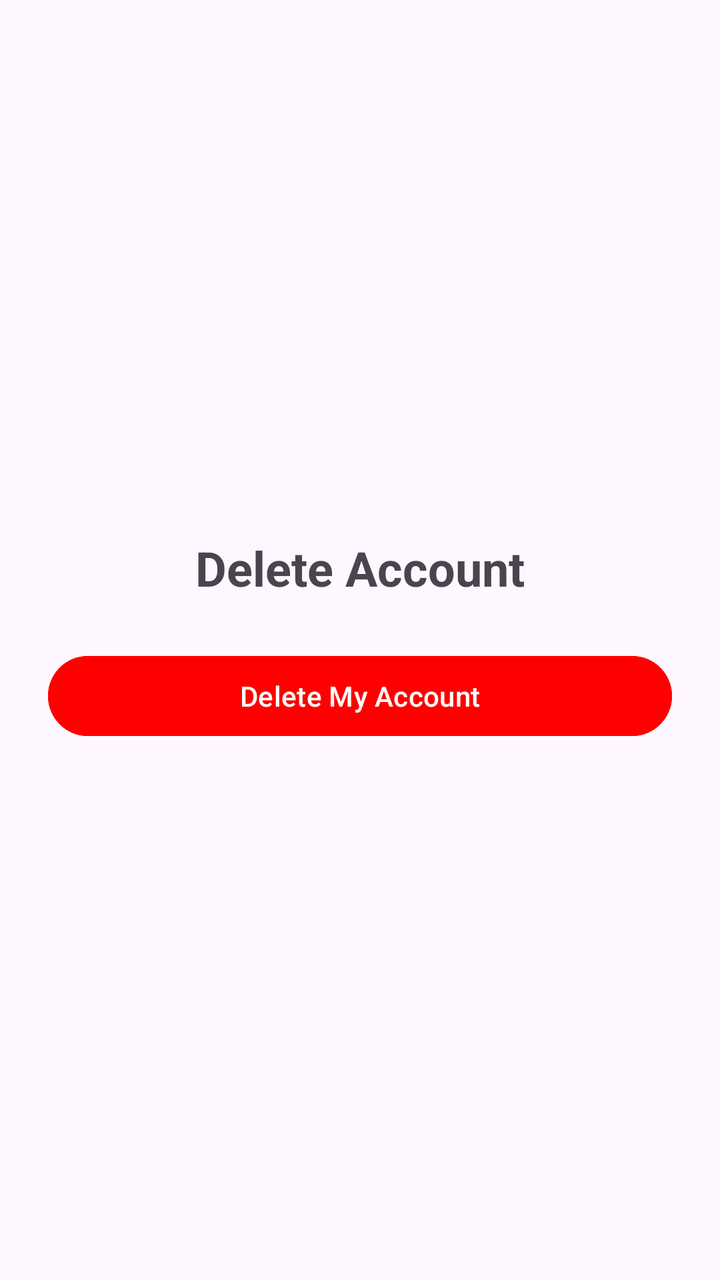
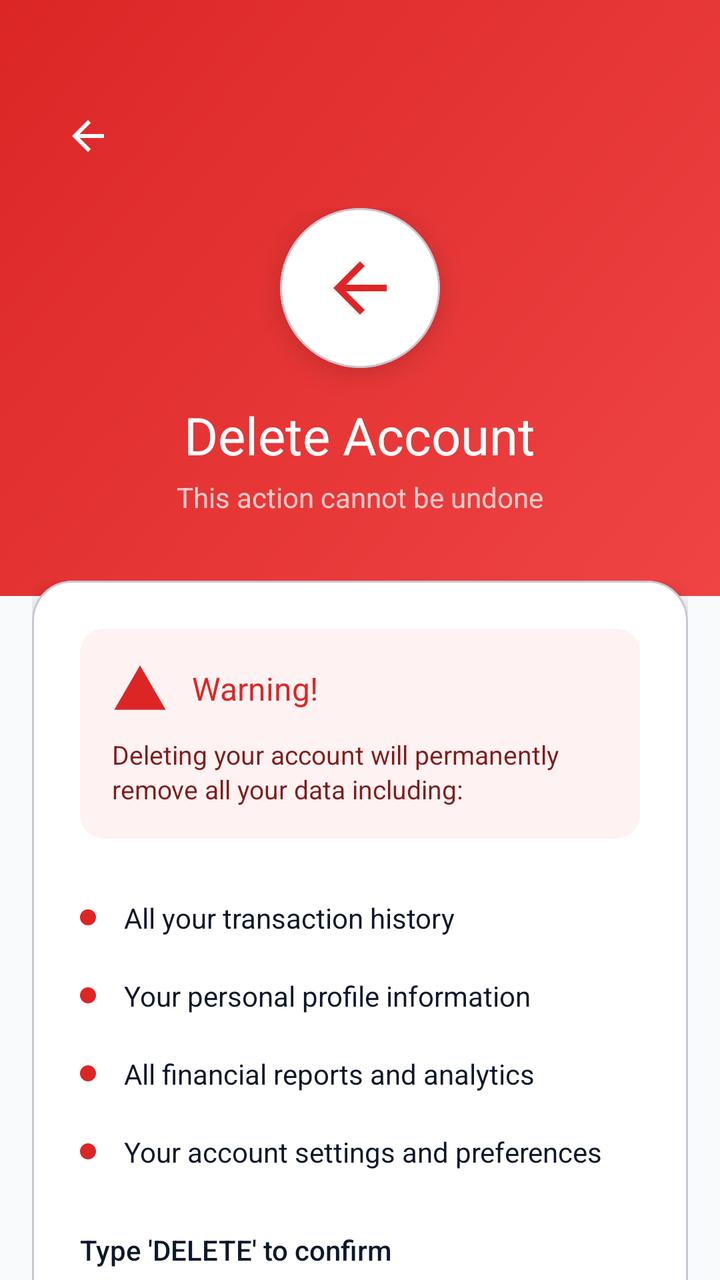

Compare the two renders of this Android layout. The source of the first and the diff that turns it into the second are given below.
<!-- AndroidManifest.xml: application theme Theme.FinanceTracker -->
<!-- res/layout/activity_delete_account.xml -->
<?xml version="1.0" encoding="utf-8"?>
<LinearLayout xmlns:android="http://schemas.android.com/apk/res/android"
    android:layout_width="match_parent"
    android:layout_height="match_parent"
    android:orientation="vertical"
    android:padding="24dp"
    android:gravity="center">

    <TextView
        android:layout_width="wrap_content"
        android:layout_height="wrap_content"
        android:text="Delete Account"
        android:textSize="24sp"
        android:textStyle="bold"
        android:paddingBottom="24dp" />

    <Button
        android:id="@+id/btnDeleteAccount"
        android:layout_width="match_parent"
        android:layout_height="wrap_content"
        android:text="Delete My Account"
        android:backgroundTint="#FF0000"
        android:textColor="#FFFFFF" />
</LinearLayout>
<!-- resources referenced by this layout -->
<resources>
  <style name="Theme.FinanceTracker" parent="Base.Theme.FinanceTracker" />
  <style name="Base.Theme.FinanceTracker" parent="Theme.Material3.DayNight.NoActionBar">
          
          
      </style>
</resources>

<!-- the commit's change to res/layout/activity_delete_account.xml (unified diff, before → after) -->
@@ -1,24 +1,330 @@
 <?xml version="1.0" encoding="utf-8"?>
-<LinearLayout xmlns:android="http://schemas.android.com/apk/res/android"
+<androidx.coordinatorlayout.widget.CoordinatorLayout
+    xmlns:android="http://schemas.android.com/apk/res/android"
+    xmlns:app="http://schemas.android.com/apk/res-auto"
     android:layout_width="match_parent"
     android:layout_height="match_parent"
-    android:orientation="vertical"
-    android:padding="24dp"
-    android:gravity="center">
-
-    <TextView
-        android:layout_width="wrap_content"
-        android:layout_height="wrap_content"
-        android:text="Delete Account"
-        android:textSize="24sp"
-        android:textStyle="bold"
-        android:paddingBottom="24dp" />
-
-    <Button
-        android:id="@+id/btnDeleteAccount"
+    android:background="#F8FAFC">
+
+    <ScrollView
         android:layout_width="match_parent"
-        android:layout_height="wrap_content"
-        android:text="Delete My Account"
-        android:backgroundTint="#FF0000"
-        android:textColor="#FFFFFF" />
-</LinearLayout>
+        android:layout_height="match_parent"
+        android:fillViewport="true"
+        android:scrollbars="none">
+
+        <LinearLayout
+            android:layout_width="match_parent"
+            android:layout_height="wrap_content"
+            android:orientation="vertical">
+
+            
+            <LinearLayout
+                android:layout_width="match_parent"
+                android:layout_height="wrap_content"
+                android:background="@drawable/bg_gradient_danger"
+                android:orientation="vertical"
+                android:paddingTop="48dp"
+                android:paddingBottom="40dp"
+                android:paddingHorizontal="24dp">
+
+                
+                <ImageView
+                    android:id="@+id/btnBack"
+                    android:layout_width="40dp"
+                    android:layout_height="40dp"
+                    android:padding="8dp"
+                    android:src="@drawable/ic_arrow_back"
+                    android:background="?attr/selectableItemBackgroundBorderless"
+                    app:tint="#FFFFFF"
+                    android:contentDescription="Back"/>
+
+                
+                <LinearLayout
+                    android:layout_width="match_parent"
+                    android:layout_height="wrap_content"
+                    android:gravity="center"
+                    android:orientation="vertical"
+                    android:layout_marginTop="16dp">
+
+                    <com.google.android.material.card.MaterialCardView
+                        android:layout_width="80dp"
+                        android:layout_height="80dp"
+                        app:cardCornerRadius="40dp"
+                        app:cardElevation="8dp"
+                        app:cardBackgroundColor="#FFFFFF">
+
+                        <ImageView
+                            android:layout_width="40dp"
+                            android:layout_height="40dp"
+                            android:layout_gravity="center"
+                            android:src="@drawable/ic_delete"
+                            app:tint="#DC2626"/>
+
+                    </com.google.android.material.card.MaterialCardView>
+
+                    <TextView
+                        android:layout_width="wrap_content"
+                        android:layout_height="wrap_content"
+                        android:layout_marginTop="16dp"
+                        android:text="Delete Account"
+                        android:textColor="#FFFFFF"
+                        android:textSize="26sp"
+                        android:fontFamily="sans-serif-bold"/>
+
+                    <TextView
+                        android:layout_width="wrap_content"
+                        android:layout_height="wrap_content"
+                        android:layout_marginTop="4dp"
+                        android:text="This action cannot be undone"
+                        android:textColor="#FECACA"
+                        android:textSize="14sp"/>
+
+                </LinearLayout>
+
+            </LinearLayout>
+
+            
+            <LinearLayout
+                android:layout_width="match_parent"
+                android:layout_height="wrap_content"
+                android:orientation="vertical"
+                android:padding="16dp"
+                android:layout_marginTop="-24dp">
+
+                
+                <com.google.android.material.card.MaterialCardView
+                    android:layout_width="match_parent"
+                    android:layout_height="wrap_content"
+                    app:cardCornerRadius="20dp"
+                    app:cardElevation="6dp"
+                    app:cardBackgroundColor="#FFFFFF"
+                    android:layout_marginBottom="16dp">
+
+                    <LinearLayout
+                        android:layout_width="match_parent"
+                        android:layout_height="wrap_content"
+                        android:orientation="vertical"
+                        android:padding="24dp">
+
+                        
+                        <LinearLayout
+                            android:layout_width="match_parent"
+                            android:layout_height="wrap_content"
+                            android:orientation="vertical"
+                            android:background="@drawable/bg_danger_banner"
+                            android:padding="16dp"
+                            android:layout_marginBottom="20dp">
+
+                            <LinearLayout
+                                android:layout_width="match_parent"
+                                android:layout_height="wrap_content"
+                                android:orientation="horizontal"
+                                android:gravity="center_vertical">
+
+                                <ImageView
+                                    android:layout_width="28dp"
+                                    android:layout_height="28dp"
+                                    android:src="@drawable/ic_warning"
+                                    app:tint="#DC2626"/>
+
+                                <TextView
+                                    android:layout_width="wrap_content"
+                                    android:layout_height="wrap_content"
+                                    android:layout_marginStart="12dp"
+                                    android:text="Warning!"
+                                    android:textColor="#DC2626"
+                                    android:textSize="16sp"
+                                    android:fontFamily="sans-serif-bold"/>
+
+                            </LinearLayout>
+
+                            <TextView
+                                android:layout_width="match_parent"
+                                android:layout_height="wrap_content"
+                                android:layout_marginTop="10dp"
+                                android:text="Deleting your account will permanently remove all your data including:"
+                                android:textColor="#7F1D1D"
+                                android:textSize="13sp"
+                                android:lineSpacingExtra="2dp"/>
+
+                        </LinearLayout>
+
+                        
+                        <LinearLayout
+                            android:layout_width="match_parent"
+                            android:layout_height="wrap_content"
+                            android:orientation="vertical"
+                            android:layout_marginBottom="20dp">
+
+                            
+                            <LinearLayout
+                                android:layout_width="match_parent"
+                                android:layout_height="wrap_content"
+                                android:orientation="horizontal"
+                                android:gravity="center_vertical"
+                                android:paddingVertical="10dp">
+
+                                <View
+                                    android:layout_width="8dp"
+                                    android:layout_height="8dp"
+                                    android:background="@drawable/bg_dot_red"/>
+
+                                <TextView
+                                    android:layout_width="wrap_content"
+                                    android:layout_height="wrap_content"
+                                    android:layout_marginStart="14dp"
+                                    android:text="All your transaction history"
+                                    android:textColor="@color/text_primary"
+                                    android:textSize="14sp"/>
+
+                            </LinearLayout>
+
+                            
+                            <LinearLayout
+                                android:layout_width="match_parent"
+                                android:layout_height="wrap_content"
+                                android:orientation="horizontal"
+                                android:gravity="center_vertical"
+                                android:paddingVertical="10dp">
+
+                                <View
+                                    android:layout_width="8dp"
+                                    android:layout_height="8dp"
+                                    android:background="@drawable/bg_dot_red"/>
+
+                                <TextView
+                                    android:layout_width="wrap_content"
+                                    android:layout_height="wrap_content"
+                                    android:layout_marginStart="14dp"
+                                    android:text="Your personal profile information"
+                                    android:textColor="@color/text_primary"
+                                    android:textSize="14sp"/>
+
+                            </LinearLayout>
+
+                            
+                            <LinearLayout
+                                android:layout_width="match_parent"
+                                android:layout_height="wrap_content"
+                                android:orientation="horizontal"
+                                android:gravity="center_vertical"
+                                android:paddingVertical="10dp">
+
+                                <View
+                                    android:layout_width="8dp"
+                                    android:layout_height="8dp"
+                                    android:background="@drawable/bg_dot_red"/>
+
+                                <TextView
+                                    android:layout_width="wrap_content"
+                                    android:layout_height="wrap_content"
+                                    android:layout_marginStart="14dp"
+                                    android:text="All financial reports and analytics"
+                                    android:textColor="@color/text_primary"
+                                    android:textSize="14sp"/>
+
+                            </LinearLayout>
+
+                            
+                            <LinearLayout
+                                android:layout_width="match_parent"
+                                android:layout_height="wrap_content"
+                                android:orientation="horizontal"
+                                android:gravity="center_vertical"
+                                android:paddingVertical="10dp">
+
+                                <View
+                                    android:layout_width="8dp"
+                                    android:layout_height="8dp"
+                                    android:background="@drawable/bg_dot_red"/>
+
+                                <TextView
+                                    android:layout_width="wrap_content"
+                                    android:layout_height="wrap_content"
+                                    android:layout_marginStart="14dp"
+                                    android:text="Your account settings and preferences"
+                                    android:textColor="@color/text_primary"
+                                    android:textSize="14sp"/>
+
+                            </LinearLayout>
+
+                        </LinearLayout>
+
+                        
+                        <TextView
+                            android:layout_width="wrap_content"
+                            android:layout_height="wrap_content"
+                            android:text="Type 'DELETE' to confirm"
+                            android:textColor="@color/text_primary"
+                            android:textSize="14sp"
+                            android:fontFamily="sans-serif-medium"
+                            android:layout_marginBottom="8dp"/>
+
+                        <com.google.android.material.textfield.TextInputLayout
+                            android:id="@+id/tilConfirmDelete"
+                            android:layout_width="match_parent"
+                            android:layout_height="wrap_content"
+                            android:layout_marginBottom="24dp"
+                            app:boxBackgroundMode="outline"
+                            app:boxCornerRadiusTopStart="12dp"
+                            app:boxCornerRadiusTopEnd="12dp"
+                            app:boxCornerRadiusBottomStart="12dp"
+                            app:boxCornerRadiusBottomEnd="12dp"
+                            app:boxStrokeColor="#DC2626"
+                            app:hintEnabled="false">
+
+                            <com.google.android.material.textfield.TextInputEditText
+                                android:id="@+id/etConfirmDelete"
+                                android:layout_width="match_parent"
+                                android:layout_height="wrap_content"
+                                android:hint="Type DELETE here"
+                                android:inputType="text"
+                                android:padding="16dp"
+                                android:textSize="15sp"
+                                android:textAllCaps="true"/>
+
+                        </com.google.android.material.textfield.TextInputLayout>
+
+                        
+                        <com.google.android.material.button.MaterialButton
+                            android:id="@+id/btnDeleteAccount"
+                            android:layout_width="match_parent"
+                            android:layout_height="56dp"
+                            android:text="Delete My Account"
+                            android:textColor="#FFFFFF"
+                            android:textSize="16sp"
+                            android:textAllCaps="false"
+                            android:fontFamily="sans-serif-bold"
+                            app:backgroundTint="#DC2626"
+                            app:cornerRadius="14dp"
+                            app:icon="@drawable/ic_delete"
+                            app:iconGravity="textStart"
+                            app:iconPadding="8dp"
+                            app:iconTint="#FFFFFF"/>
+
+                        
+                        <com.google.android.material.button.MaterialButton
+                            android:id="@+id/btnCancel"
+                            android:layout_width="match_parent"
+                            android:layout_height="56dp"
+                            android:layout_marginTop="12dp"
+                            android:text="Cancel"
+                            android:textColor="@color/text_primary"
+                            android:textSize="16sp"
+                            android:textAllCaps="false"
+                            android:fontFamily="sans-serif-medium"
+                            app:backgroundTint="#F1F5F9"
+                            app:cornerRadius="14dp"
+                            style="@style/Widget.MaterialComponents.Button.TextButton"/>
+
+                    </LinearLayout>
+
+                </com.google.android.material.card.MaterialCardView>
+
+            </LinearLayout>
+
+        </LinearLayout>
+
+    </ScrollView>
+
+</androidx.coordinatorlayout.widget.CoordinatorLayout>
<!-- resource entries referenced after the edit -->
@@ -1,5 +1,65 @@
 <!-- resources referenced by this layout -->
 <resources>
+  <color name="text_primary">#0F172A</color>
+  <!-- drawable bg_danger_banner (drawable) -->
+  <?xml version="1.0" encoding="utf-8"?>
+  <shape xmlns:android="http://schemas.android.com/apk/res/android">
+      <solid android:color="#FEF2F2"/>
+      <corners android:radius="12dp"/>
+  </shape>
+  <!-- drawable bg_dot_red (drawable) -->
+  <?xml version="1.0" encoding="utf-8"?>
+  <shape xmlns:android="http://schemas.android.com/apk/res/android"
+      android:shape="oval">
+      <solid android:color="#DC2626"/>
+  </shape>
+  <!-- drawable bg_gradient_danger (drawable) -->
+  <?xml version="1.0" encoding="utf-8"?>
+  <shape xmlns:android="http://schemas.android.com/apk/res/android">
+      <gradient
+          android:startColor="#EF4444"
+          android:endColor="#DC2626"
+          android:angle="135"/>
+  </shape>
+  <!-- drawable ic_arrow_back (drawable) -->
+  <vector xmlns:android="http://schemas.android.com/apk/res/android"
+      android:width="24dp"
+      android:height="24dp"
+      android:viewportWidth="24"
+      android:viewportHeight="24">
+      <path
+          android:fillColor="#000000"
+          android:pathData="M20,11H7.83l5.59,-5.59L12,4l-8,8 8,8 1.41,-1.41L7.83,13H20v-2z"/>
+  </vector>
+  <!-- drawable ic_delete (drawable) -->
+  <vector xmlns:android="http://schemas.android.com/apk/res/android" android:autoMirrored="true" android:height="24dp" android:tint="#000000" android:viewportHeight="960" android:viewportWidth="960" android:width="24dp">
+        
+      <path android:fillColor="@android:color/white" android:pathData="M313,520L537,744L480,800L160,480L480,160L537,216L313,440L800,440L800,520L313,520Z"/>
+      
+  </vector>
+  <!-- drawable ic_warning (drawable) -->
+  <vector xmlns:android="http://schemas.android.com/apk/res/android"
+      android:width="24dp"
+      android:height="24dp"
+      android:viewportWidth="24"
+      android:viewportHeight="24">
+  
+      
+      <path
+          android:fillColor="#000000"
+          android:pathData="M1,21h22L12,2 1,21z"/>
+  
+      
+      <path
+          android:fillColor="#FFFFFF"
+          android:pathData="M13,16h-2v-5h2v5z"/>
+  
+      
+      <path
+          android:fillColor="#FFFFFF"
+          android:pathData="M13,19h-2v-2h2v2z"/>
+  
+  </vector>
   <style name="Theme.FinanceTracker" parent="Base.Theme.FinanceTracker" />
   <style name="Base.Theme.FinanceTracker" parent="Theme.Material3.DayNight.NoActionBar">
           
